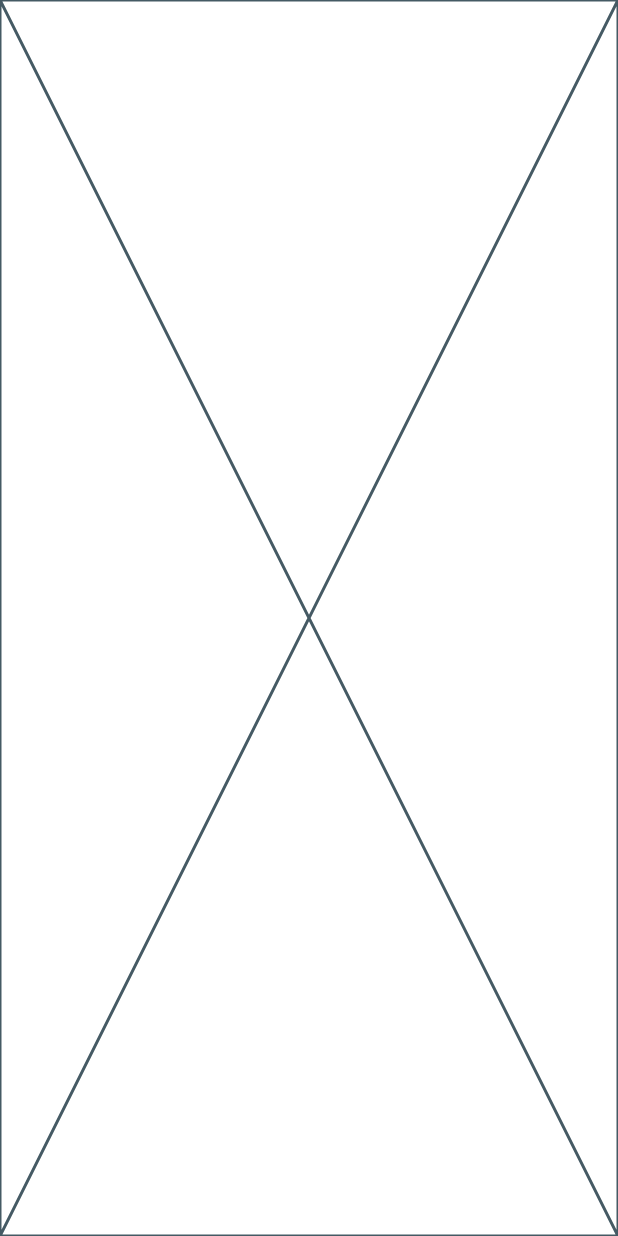
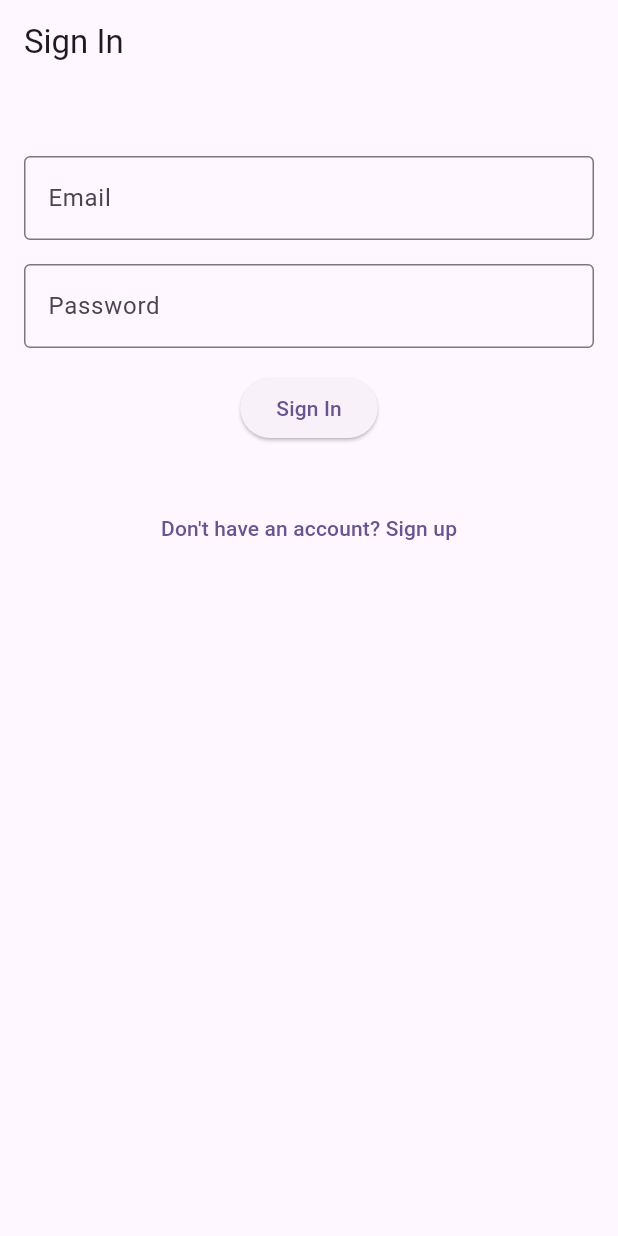
Before and after one commit to Mobile-Programming-MDP/project-latihan-pab2-Angelinagustin, a Flutter app: the screen it shows after launch, on a phone screen of 412 x 824 dp. Run offline on Flutter 3.47's test engine with Material 3 defaults, Android fonts, the phone set to English and light mode, and no system bars; our stand-ins replace firebase_auth, firebase_core, firebase_database, shared_preferences; accounts and stored records are empty.

Commit message:
Add: sign in

```diff
--- a/fasum/lib/screens/home_screen.dart
+++ b/fasum/lib/screens/home_screen.dart
@@ -5,7 +5,7 @@ import 'package:flutter/material.dart';
 class HomeScreen extends StatelessWidget {
   const HomeScreen({super.key});
 
-  Future<void>signout(BuildContext context)async{
+  Future<void>signOut(BuildContext context)async{
     await FirebaseAuth.instance.signOut();
 
 
@@ -22,7 +22,7 @@ class HomeScreen extends StatelessWidget {
       backgroundColor: Theme.of(context).colorScheme.inversePrimary,
       actions: [
         IconButton(onPressed: (){
-          signout(context);
+          signOut(context);
         },
         icon: const Icon(Icons.logout),
         )
--- a/fasum/lib/screens/sign_in_screen.dart
+++ b/fasum/lib/screens/sign_in_screen.dart
@@ -1,15 +1,89 @@
 import 'package:flutter/material.dart';
+import 'package:firebase_auth/firebase_auth.dart';
+import 'package:fasum/screens/home_screen.dart';
+import 'package:fasum/screens/sign_up_screen.dart';
 
 class SignInScreen extends StatefulWidget {
-  const SignInScreen({super.key});
+  const SignInScreen({Key? key});
 
   @override
-  State<SignInScreen> createState() => _SignInScreenState();
+  SignInScreenState createState() => SignInScreenState();
 }
 
-class _SignInScreenState extends State<SignInScreen> {
+class SignInScreenState extends State<SignInScreen> {
+  final _emailController = TextEditingController();
+  final _passwordController = TextEditingController();
+
+  String _errorMessage = '';
+
   @override
   Widget build(BuildContext context) {
-    return const Placeholder();
+    return Scaffold(
+      appBar: AppBar(
+        title: const Text('Sign In'),
+      ),
+      body: Padding(
+        padding: const EdgeInsets.all(16.0),
+        child: SingleChildScrollView(
+          child: Column(
+            children: [
+              const SizedBox(height: 32.0),
+              TextField(
+                controller: _emailController,
+                decoration: const InputDecoration(
+                  labelText: 'Email',
+                  border: OutlineInputBorder(),
+                ),
+              ),
+              const SizedBox(height: 16.0),
+              TextField(
+                controller: _passwordController,
+                decoration: const InputDecoration(
+                  labelText: 'Password',
+                  border: OutlineInputBorder(),
+                ),
+                obscureText: true,
+              ),
+              const SizedBox(height: 16.0),
+              ElevatedButton(
+                onPressed: () async {
+                  try {
+                    await FirebaseAuth.instance.signInWithEmailAndPassword(
+                      email: _emailController.text,
+                      password: _passwordController.text,
+                    );
+                    Navigator.of(context).pushReplacement(
+                      MaterialPageRoute(
+                          builder: (context) => const HomeScreen()),
+                    );
+                  } catch (error) {
+                    setState(() {
+                      _errorMessage = error.toString();
+                    });
+                    ScaffoldMessenger.of(context).showSnackBar(
+                      SnackBar(
+                        content: Text(_errorMessage),
+                      ),
+                    );
+                  }
+                },
+                child: const Text('Sign In'),
+              ),
+              const SizedBox(height: 32.0),
+              TextButton(
+                onPressed: () {
+                  Navigator.push(
+                    context,
+                    MaterialPageRoute(
+                        builder: (context) => const SignUpScreen()),
+                  );
+                },
+                child: const Text('Don\'t have an account? Sign up'),
+              ),
+            ],
+          ),
+        ),
+      ),
+    );
   }
 }
```
